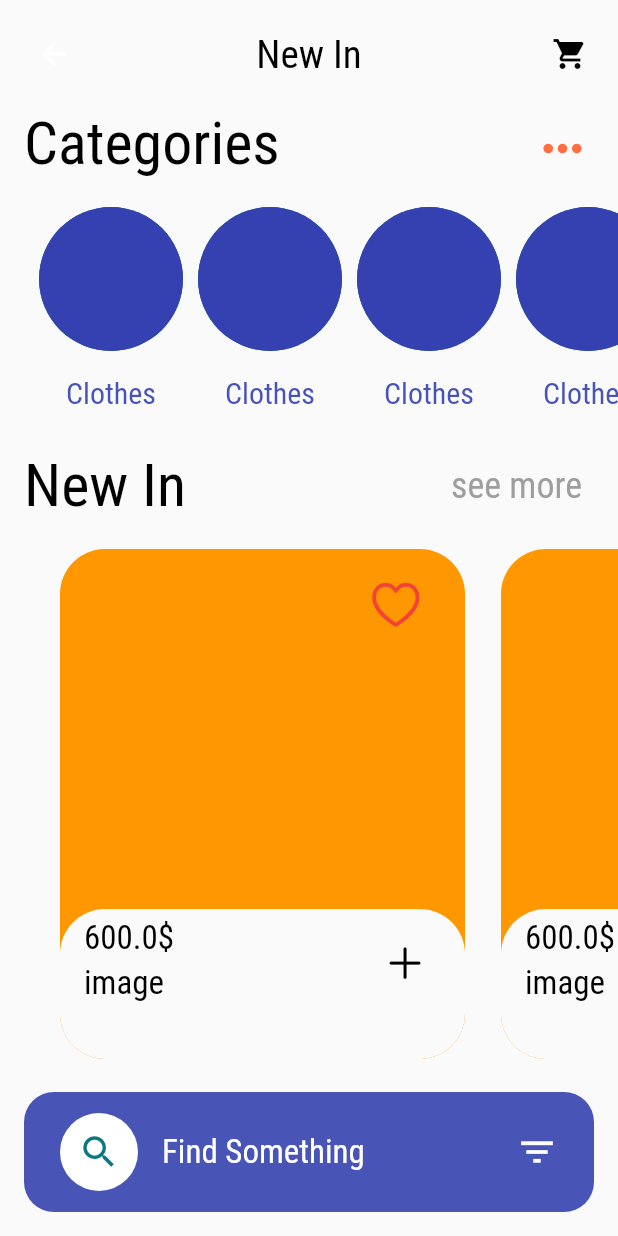
After one commit to youssefhedefa/full_e_commerce_application, a Flutter app: the HomeView screen opened by its route, after a tap on the "shopping cart" icon, on a phone screen of 412 x 824 dp. The commit adds this screen. Run offline on Flutter 3.47's test engine with Material 2 defaults, Android fonts, the phone set to English and light mode, and no system bars; our stand-ins replace bloc, dio, flutter_bloc, fluttertoast, font_awesome_flutter, shared_preferences and 1 more; accounts and stored records are empty; network calls fail.

Commit message:
adjust the models

```diff
--- a/lib/main.dart
+++ b/lib/main.dart
@@ -5,7 +5,7 @@ import 'package:full_e_commerce_application/network/remote/dio_helper.dart';
 import 'package:full_e_commerce_application/views/hello_view.dart';
 import 'package:full_e_commerce_application/views/log_in/login_view.dart';
 import 'package:full_e_commerce_application/views/on_boarding/on_boarding_view.dart';
-import 'package:full_e_commerce_application/views/products_view.dart';
+import 'package:full_e_commerce_application/views/home/home_view.dart';
 import 'bloc_observer.dart';
 import 'constants/primary_color.dart';
 import 'views/sign_up_view.dart';
@@ -26,7 +26,7 @@ void main() async {
     }
     else
     {
-      startingView = const ProductsView();
+      startingView = const HomeView();
     }
   }
   else
@@ -63,7 +63,7 @@ class MyApp extends StatelessWidget {
         LoginView.id : (context)=> const LoginView(),
         SignUpView.id : (context) => const SignUpView(),
         HelloView.id : (context) => const HelloView(),
-        ProductsView.id : (context)=> const ProductsView(),
+        HomeView.id : (context)=> const HomeView(),
       },
       home: startingView,
     );
--- /dev/null
+++ b/lib/models/categories/categories_data_information_model.dart
@@ -0,0 +1,14 @@
+
+class CategoriesDataInformationModel
+{
+  int? id ;
+  String? name;
+  String? image;
+
+  CategoriesDataInformationModel.fromJson(Map<String,dynamic>jsonData)
+  {
+    id = jsonData['id'];
+    name = jsonData['name'];
+    image = jsonData['image'];
+  }
+}
--- /dev/null
+++ b/lib/models/categories/categories_model.dart
@@ -0,0 +1,12 @@
+import 'categories_data_model.dart';
+
+class CategoriesModel
+{
+  bool? status;
+  CategoriesDataModel? data;
+  CategoriesModel.fromJson(Map<String,dynamic>jsonData)
+  {
+    status = jsonData['status'];
+    data = jsonData['data'] != null ? CategoriesDataModel.fromJson(jsonData['data']):null;
+  }
+}
--- /dev/null
+++ b/lib/models/home/home_product_view_model.dart
@@ -0,0 +1,13 @@
+import 'home_product_data_model.dart';
+
+class HomeViewModel {
+
+  bool? status;
+  HomeDataModel? data;
+
+  HomeViewModel.fromJson(Map<String,dynamic> jsonData)
+  {
+    status = jsonData['status'];
+    data = jsonData['data'] != null ? HomeDataModel.fromJson(jsonData['data']) : null ;
+  }
+}
--- /dev/null
+++ b/lib/views/home/home_view.dart
@@ -0,0 +1,120 @@
+import 'package:flutter/material.dart';
+import 'package:flutter_bloc/flutter_bloc.dart';
+import 'package:full_e_commerce_application/views/home/home_view_cubit.dart';
+import 'package:full_e_commerce_application/views/home/home_view_states.dart';
+import 'package:full_e_commerce_application/widgets/custom_categories.dart';
+import 'package:full_e_commerce_application/widgets/custom_text.dart';
+
+import '../../widgets/custom_new_in.dart';
+import '../../widgets/custom_search_button.dart';
+
+class HomeView extends StatelessWidget {
+  const HomeView({Key? key}) : super(key: key);
+  static String id = 'product view';
+
+  @override
+  Widget build(BuildContext context) {
+    return BlocProvider(
+      create: (context)=>HomeViewCubit(),
+      child: BlocBuilder<HomeViewCubit,HomeViewStates>(
+        builder: (context,state)
+        {
+          var cubit = BlocProvider.of<HomeViewCubit>(context);
+          return Scaffold(
+            appBar: PreferredSize(
+              preferredSize:const  Size.fromHeight(58.0),
+              child: Padding(
+                padding: const EdgeInsets.only(top: 14.0,left: 8,right: 8),
+                child: AppBar
+                  (
+                  backgroundColor:const Color.fromRGBO(250, 250, 250, 1),
+                  elevation: 0.0,
+                  title: const CustomText(
+                    text: 'New In',
+                    color: Colors.black,
+                    textAlign: TextAlign.center,
+                    fontSize: 26,
+                  ),
+                  centerTitle: true,
+                  actions: [
+                    // IconButton(onPressed: ()
+                    // {
+                    //   CacheHelper.removeToken(key: 'token').then((value)
+                    //   {
+                    //     Navigator.pushReplacementNamed(context, HelloView.id);
+                    //   } );
+                    // },
+                    //     icon:const Icon(Icons.logout_outlined,color: Colors.black,))
+                    IconButton(
+                      onPressed: (){
+                        cubit.loadCategories();
+                      },
+                      icon: const Icon(
+                        Icons.shopping_cart,
+                        color: Colors.black,
+                      ),
+                    ),
+                  ],
+                ),
+              ),
+            ),
+            body: SingleChildScrollView(
+              child: SizedBox(
+                height: MediaQuery.of(context).size.height-97,
+                width: MediaQuery.of(context).size.width,
+                child: Padding(
+                  padding: const EdgeInsets.only(left: 16.0,right: 16.0,top:14),
+                  child: Column(
+                    children: [
+                      Row(
+                        children: [
+                          const CustomText(
+                            text: 'Categories',
+                            fontSize: 40,
+                            color: Colors.black,
+                          ),
+                          const Spacer(),
+                          IconButton(
+                            onPressed: (){},
+                            icon:const Icon(Icons.more_horiz,
+                              color: Colors.deepOrangeAccent,
+                              size: 38,
+                            ),
+                          ),
+                        ],
+                      ),
+                      const Spacer(),
+                      const CustomCategories(),
+                      Row(
+                        children: [
+                          const CustomText(
+                            text: 'New In',
+                            fontSize: 40,
+                            color: Colors.black,
+                          ),
+                          const Spacer(),
+                          TextButton(onPressed: (){},
+                            child: const Text(
+                              'see more',
+                              style: TextStyle(
+                                color: Colors.grey,
+                                fontSize: 24,
+                              ),
+                            ),
+                          ),
+                        ],
+                      ),
+                      const Spacer(),
+                      const CustomNewIn(),
+                      const CustomSearchButton(),
+                    ],
+                  ),
+                ),
+              ),
+            ),
+          );
+        },
+      ),
+    );
+  }
+}
--- /dev/null
+++ b/lib/views/home/home_view_cubit.dart
@@ -0,0 +1,32 @@
+import 'package:bloc/bloc.dart';
+import 'package:full_e_commerce_application/models/categories/categories_model.dart';
+import 'package:full_e_commerce_application/network/remote/dio_helper.dart';
+import 'package:full_e_commerce_application/views/home/home_view_states.dart';
+
+class HomeViewCubit extends Cubit<HomeViewStates>
+{
+  HomeViewCubit():super(HomeViewInitialize());
+
+  CategoriesModel? categoriesModel;
+
+  void loadCategories()
+  {
+    emit(HomeCategoriesLoading());
+    DioHelper.getData(url: 'categories', query: {})
+        .then(
+            (value) {
+              print(value.data);
+              categoriesModel = CategoriesModel.fromJson(value.data);
+              print(categoriesModel!.status);
+              emit(HomeCategoriesSuccess());
+            })
+        .catchError(
+            (errMessage)
+        {
+          print(errMessage.toString());
+          emit(HomeCategoriesFailure(errMessage));
+        }
+    );
+  }
+
+}
--- /dev/null
+++ b/lib/views/home/home_view_states.dart
@@ -0,0 +1,15 @@
+abstract class HomeViewStates{}
+
+class HomeViewInitialize extends HomeViewStates {}
+
+class HomeCategoriesLoading extends HomeViewStates {}
+class HomeCategoriesSuccess extends HomeViewStates {}
+class HomeCategoriesFailure extends HomeViewStates {
+  final String errMessage;
+
+  HomeCategoriesFailure(this.errMessage);
+}
+
+
+
+class HomeNewInLoading extends HomeViewStates {}
--- a/lib/views/log_in/login_view.dart
+++ b/lib/views/log_in/login_view.dart
@@ -5,7 +5,7 @@ import 'package:font_awesome_flutter/font_awesome_flutter.dart';
 import 'package:full_e_commerce_application/network/local/cache_helper.dart';
 import 'package:full_e_commerce_application/views/log_in/log_in_cubit.dart';
 import 'package:full_e_commerce_application/views/log_in/log_in_states.dart';
-import 'package:full_e_commerce_application/views/products_view.dart';
+import 'package:full_e_commerce_application/views/home/home_view.dart';
 import 'package:full_e_commerce_application/widgets/custom_text_form_field.dart';
 import '../../widgets/custom_text.dart';
 
@@ -48,7 +48,7 @@ class _LoginViewState extends State<LoginView> {
               //print(cubit.logInDataModel!.data!.token.toString());
               CacheHelper.setToken(key: 'token', value: cubit.logInDataModel!.data!.token.toString()).then((value)
               {
-                Navigator.pushReplacementNamed(context, ProductsView.id);
+                Navigator.pushReplacementNamed(context, HomeView.id);
               });
               //print(CacheHelper.getToken(key: 'token'));
               Fluttertoast.showToast(
```
Also changed, not shown: lib/models/categories/categories_data_model.dart (added, +15 -0 lines), lib/models/home/home_product_data_model.dart (+14 -19 lines), lib/models/home/home_product_model.dart (deleted, +0 -13 lines), lib/views/products_view.dart (deleted, +0 -106 lines), lib/widgets/custom_search_button.dart (+6 -2 lines), 1 other file.
